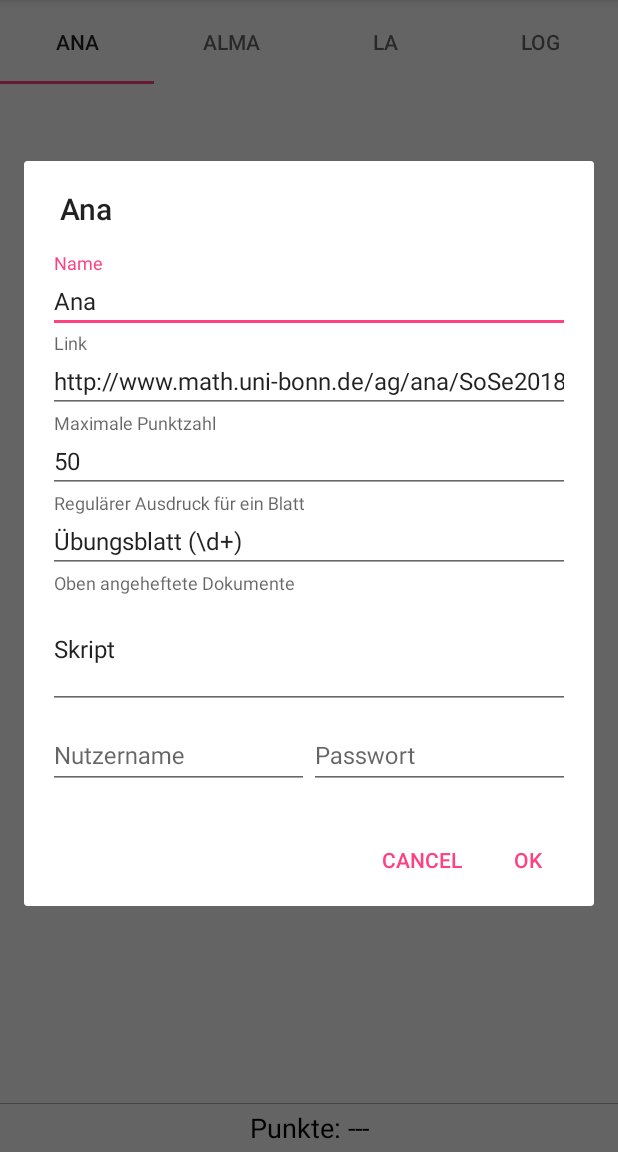
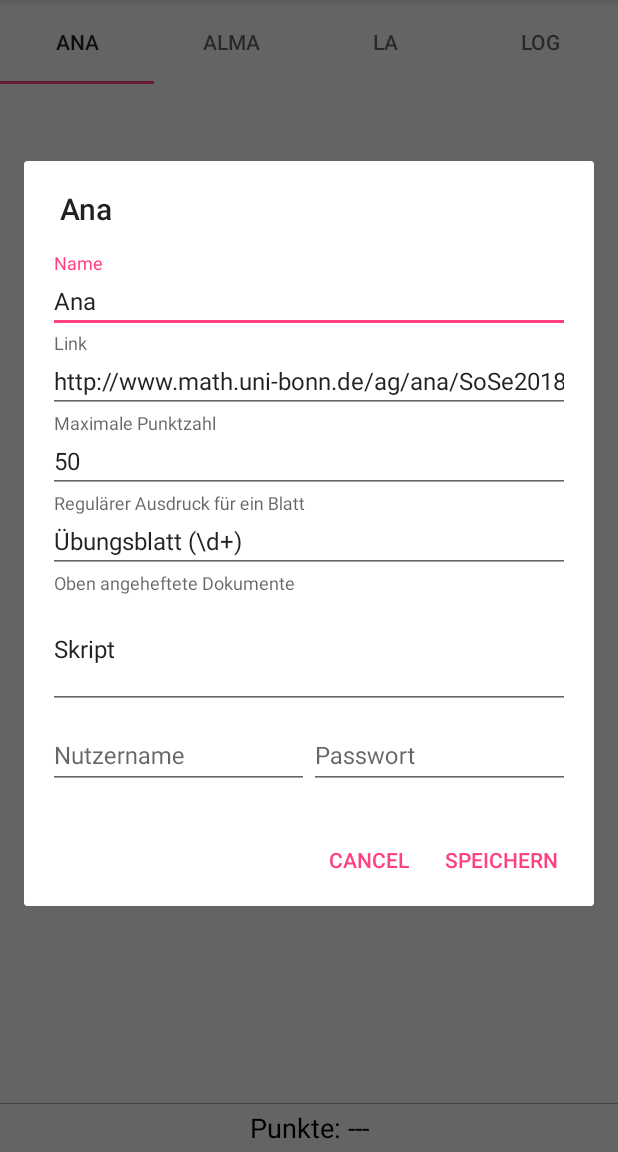
Before and after one commit to BurningKarl/Uebungsblaetter, an Android app: the screen it shows after launch (MainActivity), after a tap on "Einstellungen", on a phone screen of 412 x 824 dp, the part 84-1236 px from its top. Run offline under Robolectric (Android 15) with nearby library versions, the phone set to English and light mode, and no system bars.

Commit message:
Improved positive button texts of the dialogs.
Signed-off-by: karwel <karl.welzel@gmail.com>

```diff
--- a/app/src/main/java/com/karlwelzel/uebungsblaetter/DownloadDocumentsAdapter.java
+++ b/app/src/main/java/com/karlwelzel/uebungsblaetter/DownloadDocumentsAdapter.java
@@ -97,9 +97,6 @@ public class DownloadDocumentsAdapter extends ArrayAdapter<DownloadDocument>
         }
     }
 
-    // TODO: Move the layout of both dialogs to their own file
-    // https://developer.android.com/guide/topics/ui/dialogs#java
-
     private void openDownloadDocumentSettings(final DownloadDocument dd) {
         /* Opens a dialog to edit the DownloadDocument:
          * - title
@@ -123,7 +120,7 @@ public class DownloadDocumentsAdapter extends ArrayAdapter<DownloadDocument>
                 .setTitle(dd.title)
                 .setView(dialogView)
                 .setNegativeButton(android.R.string.cancel, null)
-                .setPositiveButton(android.R.string.ok,
+                .setPositiveButton(R.string.save,
                         new DialogInterface.OnClickListener() {
                             @Override
                             public void onClick(DialogInterface dialogInterface, int which) {
@@ -170,7 +167,6 @@ public class DownloadDocumentsAdapter extends ArrayAdapter<DownloadDocument>
          * - sheetRegex
          * - stickiedTitles
          * - username and password
-         * - TODO: deletion (button + confirmation popup)
          */
 
         Log.d("DownloadDocsAdapter|" + manager.getName(), "openDownloadManagerSettings");
@@ -195,7 +191,7 @@ public class DownloadDocumentsAdapter extends ArrayAdapter<DownloadDocument>
                 .setTitle(manager.getName())
                 .setView(dialogView)
                 .setNegativeButton(android.R.string.cancel, null)
-                .setPositiveButton(android.R.string.ok,
+                .setPositiveButton(R.string.save,
                         new DialogInterface.OnClickListener() {
                             @Override
                             public void onClick(DialogInterface dialogInterface, int which) {
--- a/app/src/main/java/com/karlwelzel/uebungsblaetter/MainActivity.java
+++ b/app/src/main/java/com/karlwelzel/uebungsblaetter/MainActivity.java
@@ -140,7 +140,7 @@ public class MainActivity extends AppCompatActivity implements
     public void openDeleteDownloadManagerDialog() {
         new AlertDialog.Builder(this)
                 .setMessage(R.string.delete_website_are_you_sure)
-                .setPositiveButton(android.R.string.yes, new DialogInterface.OnClickListener() {
+                .setPositiveButton(R.string.delete, new DialogInterface.OnClickListener() {
                     @Override
                     public void onClick(DialogInterface dialogInterface, int i) {
                         deleteActiveDownloadManager();
@@ -211,12 +211,10 @@ public class MainActivity extends AppCompatActivity implements
 
     @Override
     public void onTabUnselected(TabLayout.Tab tab) {
-
     }
 
     @Override
     public void onTabReselected(TabLayout.Tab tab) {
-        onTabSelected(tab);
     }
 
     @Override
@@ -236,6 +234,7 @@ public class MainActivity extends AppCompatActivity implements
     public boolean onOptionsItemSelected(MenuItem item) {
         switch (item.getItemId()) {
             case R.id.add_item:
+                // TODO: Implement adding tabs
                 break;
             case R.id.delete_item:
                 openDeleteDownloadManagerDialog();
@@ -370,13 +369,7 @@ public class MainActivity extends AppCompatActivity implements
             navigationBar.addTab(tab);
         }
 
-        // TODO: Check if firstTab.select() and onTabReselected are necessary
-        if (savedInstanceState == null) {
-            TabLayout.Tab firstTab = navigationBar.getTabAt(0);
-            if (firstTab != null) {
-                firstTab.select();
-            }
-        } else {
+        if (savedInstanceState != null) {
             int selectedTab = savedInstanceState.getInt(STATE_TAB);
             navigationBar.getTabAt(selectedTab).select();
         }
--- a/app/src/main/res/values/strings.xml
+++ b/app/src/main/res/values/strings.xml
@@ -10,6 +10,8 @@
     <string name="stickied_titles">Oben angeheftete Dokumente</string>
     <string name="username">Nutzername</string>
     <string name="password">Passwort</string>
+    <string name="save">Speichern</string>
+    <string name="delete">Löschen</string>
 
     <string name="sheet_title_format">Blatt %d</string>
     <string name="sheet_title_regex">Blatt (\\d+)</string>
@@ -26,6 +28,7 @@
     <string name="documents_inaccessible">Einige Dokumente sind gesperrt</string>
     <string name="documents_unauthorized">Einige Dokumente sind mit einem Passwort geschützt</string>
 
+    <!-- TODO: Think of a better name than website -->
     <string name="add_website">Webseite hinzufügen</string>
     <string name="delete_website">Webseite löschen</string>
     <string name="delete_website_are_you_sure">Willst du diese Webseite wirklich löschen?</string>
```
